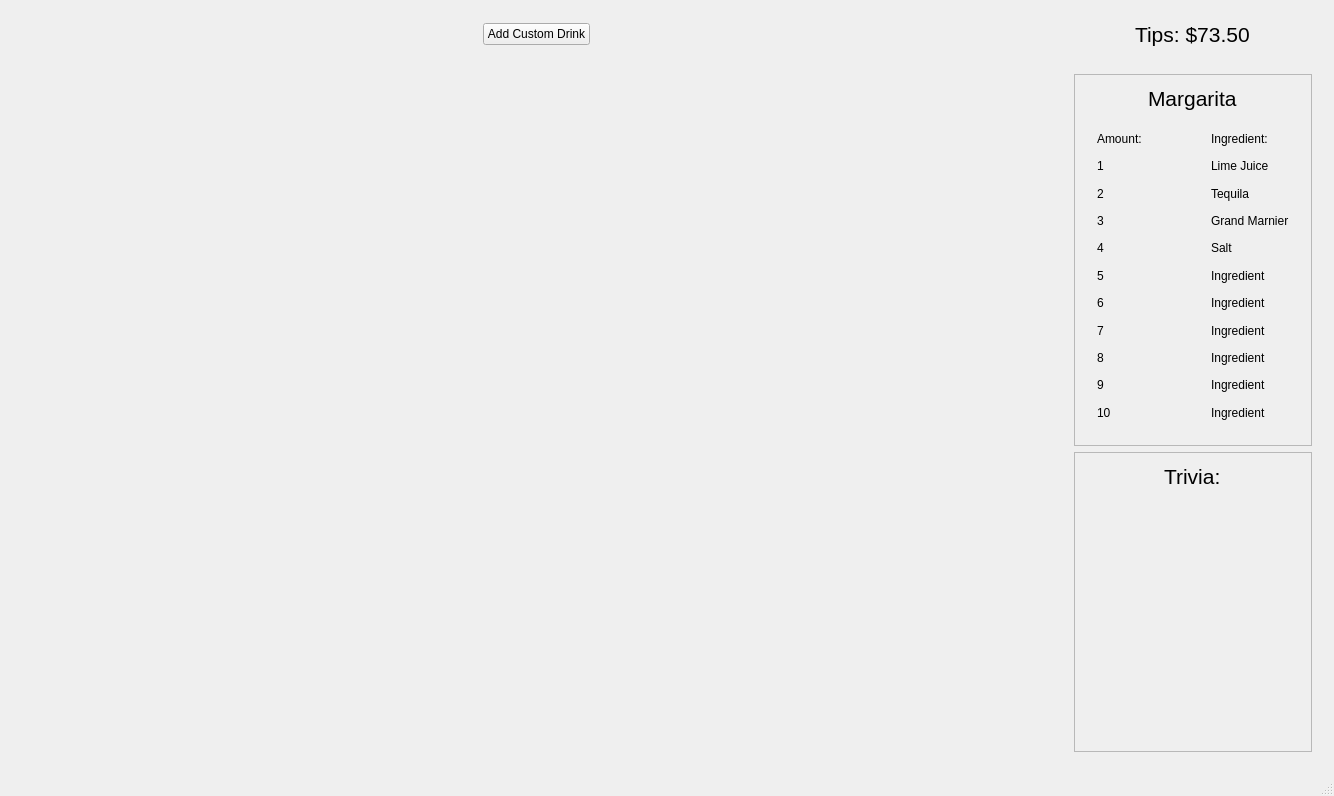
Above: mainwindow.ui from wintersca/bartender before the change. Below: the same form after it.
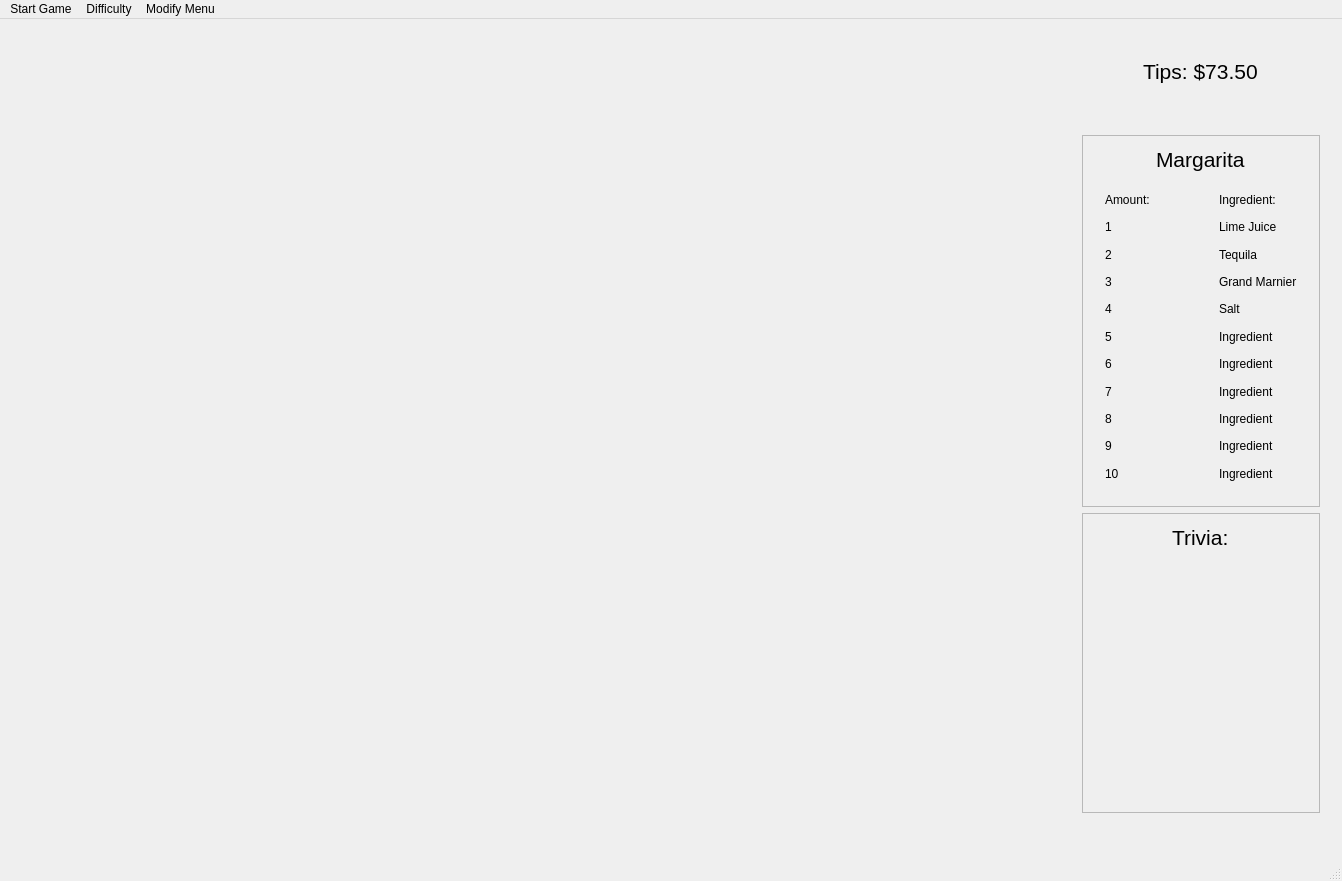
That is the form after the change.

Commit message: The difficulty can be set. The controller is sent a signal with the difficulty when the game starts.

Patch:
```diff
--- a/mainwindow.ui
+++ b/mainwindow.ui
@@ -6,8 +6,8 @@
    <rect>
     <x>0</x>
     <y>0</y>
-    <width>1334</width>
-    <height>796</height>
+    <width>1342</width>
+    <height>881</height>
    </rect>
   </property>
   <property name="sizePolicy">
@@ -363,63 +363,6 @@
       </layout>
      </widget>
     </item>
-    <item row="0" column="0">
-     <widget class="QFrame" name="frame">
-      <property name="sizePolicy">
-       <sizepolicy hsizetype="Fixed" vsizetype="Fixed">
-        <horstretch>0</horstretch>
-        <verstretch>0</verstretch>
-       </sizepolicy>
-      </property>
-      <property name="minimumSize">
-       <size>
-        <width>1050</width>
-        <height>30</height>
-       </size>
-      </property>
-      <property name="frameShape">
-       <enum>QFrame::NoFrame</enum>
-      </property>
-      <property name="frameShadow">
-       <enum>QFrame::Raised</enum>
-      </property>
-      <layout class="QHBoxLayout" name="horizontalLayout_2">
-       <item>
-        <spacer name="horizontalSpacer">
-         <property name="orientation">
-          <enum>Qt::Horizontal</enum>
-         </property>
-         <property name="sizeHint" stdset="0">
-          <size>
-           <width>40</width>
-           <height>20</height>
-          </size>
-         </property>
-        </spacer>
-       </item>
-       <item>
-        <widget class="QPushButton" name="addCustomDrink">
-         <property name="text">
-          <string>Add Custom Drink</string>
-         </property>
-        </widget>
-       </item>
-       <item>
-        <spacer name="horizontalSpacer_2">
-         <property name="orientation">
-          <enum>Qt::Horizontal</enum>
-         </property>
-         <property name="sizeHint" stdset="0">
-          <size>
-           <width>40</width>
-           <height>20</height>
-          </size>
-         </property>
-        </spacer>
-       </item>
-      </layout>
-     </widget>
-    </item>
     <item row="1" column="0">
      <widget class="QFrame" name="frame_3">
       <property name="sizePolicy">
@@ -430,8 +373,8 @@
       </property>
       <property name="minimumSize">
        <size>
-        <width>1050</width>
-        <height>700</height>
+        <width>1069</width>
+        <height>710</height>
        </size>
       </property>
       <property name="frameShape">
@@ -462,6 +405,41 @@
    </layout>
   </widget>
   <widget class="QStatusBar" name="statusBar"/>
+  <widget class="QMenuBar" name="menuBar">
+   <property name="geometry">
+    <rect>
+     <x>0</x>
+     <y>0</y>
+     <width>1342</width>
+     <height>22</height>
+    </rect>
+   </property>
+   <widget class="QMenu" name="menuStart_Game">
+    <property name="title">
+     <string>Start Game</string>
+    </property>
+    <addaction name="actionStart"/>
+   </widget>
+   <widget class="QMenu" name="menuDifficulty">
+    <property name="title">
+     <string>Difficulty</string>
+    </property>
+    <addaction name="actionEasy"/>
+    <addaction name="actionMedium"/>
+    <addaction name="actionHard"/>
+   </widget>
+   <widget class="QMenu" name="menuModify_Menu">
+    <property name="title">
+     <string>Modify Menu</string>
+    </property>
+    <addaction name="separator"/>
+    <addaction name="actionEdit_Available_Drinks"/>
+    <addaction name="actionCreat_Custom_Drink"/>
+   </widget>
+   <addaction name="menuStart_Game"/>
+   <addaction name="menuDifficulty"/>
+   <addaction name="menuModify_Menu"/>
+  </widget>
   <action name="actionAdd_New_Drink">
    <property name="text">
     <string>Add New Drink</string>
```
Left out of the diff: 30 changed lines with no effect on the pictures. The commit also changes 4 other files.
